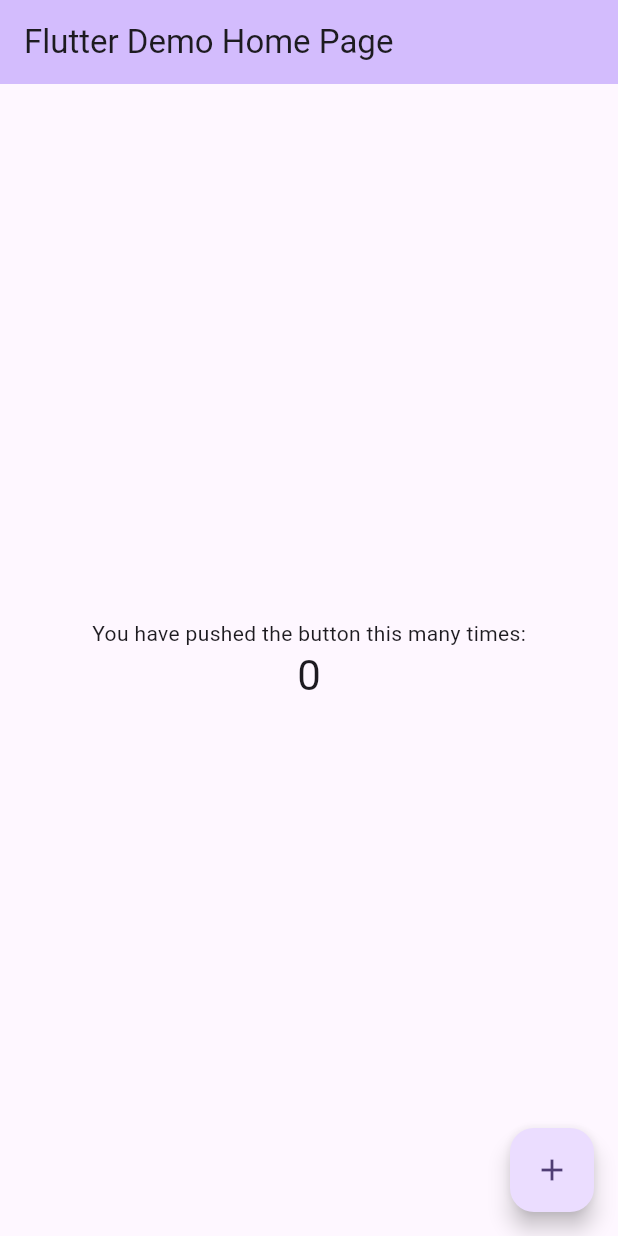
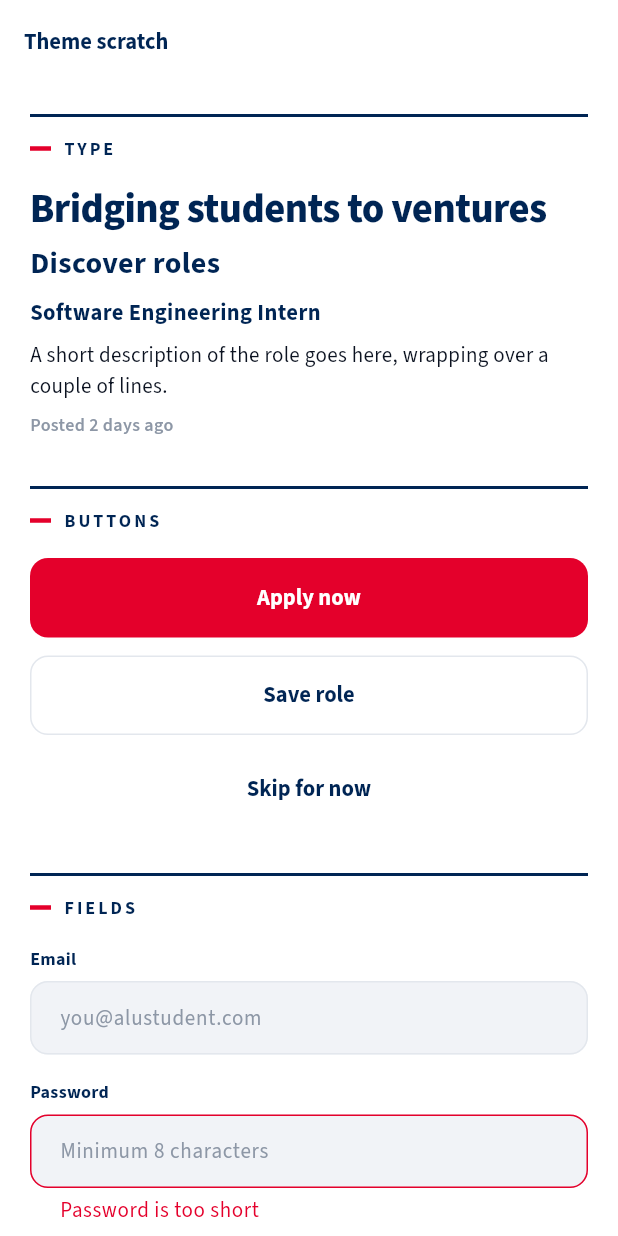
Before and after one commit to stevenalu/alu_bridge, a Flutter app: the screen it shows after launch, on a phone screen of 412 x 824 dp. Run offline on Flutter 3.47's test engine with Material 3 defaults, Android fonts, the light colour scheme and no system bars; our stand-ins replace google_fonts.

Commit message:
Add theme system and scratch page for design review

```diff
--- /dev/null
+++ b/alu_bridge/lib/core/theme/app_colors.dart
@@ -0,0 +1,22 @@
+import 'package:flutter/material.dart';
+
+abstract class AppColors {
+  static const navy = Color(0xFF002554);
+  static const navy700 = Color(0xFF123B70);
+  static const navy100 = Color(0xFFE7EDF4);
+  static const navy50 = Color(0xFFF4F7FB);
+
+  static const red = Color(0xFFE4002B);
+  static const red50 = Color(0xFFFDE9ED);
+
+  static const ink = Color(0xFF0B1220);
+  static const grey600 = Color(0xFF5A6577);
+  static const grey400 = Color(0xFF8D97A6);
+  static const grey200 = Color(0xFFE3E7ED);
+  static const grey100 = Color(0xFFF1F3F7);
+
+  static const ok = Color(0xFF127A45);
+  static const ok50 = Color(0xFFE6F4EC);
+  static const warn = Color(0xFF8A5A00);
+  static const warn50 = Color(0xFFFDF3E2);
+}
--- /dev/null
+++ b/alu_bridge/lib/core/theme/app_text_styles.dart
@@ -0,0 +1,67 @@
+import 'package:flutter/material.dart';
+import 'package:google_fonts/google_fonts.dart';
+
+import 'app_colors.dart';
+
+abstract class AppTextStyles {
+  static TextStyle get _base => GoogleFonts.sourceSans3();
+
+  static TextStyle eyebrow = _base.copyWith(
+    fontSize: 11,
+    fontWeight: FontWeight.w800,
+    letterSpacing: 1.5,
+    color: AppColors.red,
+  );
+
+  static TextStyle h1 = _base.copyWith(
+    fontSize: 27,
+    height: 1.15,
+    fontWeight: FontWeight.w800,
+    letterSpacing: -0.4,
+    color: AppColors.navy,
+  );
+
+  static TextStyle h2 = _base.copyWith(
+    fontSize: 20,
+    fontWeight: FontWeight.w700,
+    color: AppColors.navy,
+  );
+
+  static TextStyle h3 = _base.copyWith(
+    fontSize: 15,
+    fontWeight: FontWeight.w700,
+    color: AppColors.navy,
+  );
+
+  static TextStyle body = _base.copyWith(
+    fontSize: 14,
+    height: 1.5,
+    fontWeight: FontWeight.w400,
+    color: AppColors.ink,
+  );
+
+  static TextStyle sub = _base.copyWith(
+    fontSize: 14,
+    height: 1.5,
+    fontWeight: FontWeight.w400,
+    color: AppColors.grey600,
+  );
+
+  static TextStyle tiny = _base.copyWith(
+    fontSize: 12,
+    fontWeight: FontWeight.w600,
+    color: AppColors.grey400,
+  );
+
+  static TextStyle label = _base.copyWith(
+    fontSize: 12,
+    fontWeight: FontWeight.w700,
+    letterSpacing: 0.2,
+    color: AppColors.navy,
+  );
+
+  static TextStyle button = _base.copyWith(
+    fontSize: 15,
+    fontWeight: FontWeight.w700,
+  );
+}
--- /dev/null
+++ b/alu_bridge/lib/core/theme/app_theme.dart
@@ -0,0 +1,105 @@
+import 'package:flutter/material.dart';
+
+import 'app_colors.dart';
+import 'app_text_styles.dart';
+
+abstract class AppTheme {
+  static ThemeData get light {
+    return ThemeData(
+      useMaterial3: true,
+      scaffoldBackgroundColor: Colors.white,
+      colorScheme: ColorScheme.fromSeed(
+        seedColor: AppColors.navy,
+        primary: AppColors.navy,
+        secondary: AppColors.red,
+        error: AppColors.red,
+        surface: Colors.white,
+      ),
+      appBarTheme: AppBarTheme(
+        backgroundColor: Colors.white,
+        surfaceTintColor: Colors.white,
+        elevation: 0,
+        iconTheme: const IconThemeData(color: AppColors.navy),
+        titleTextStyle: AppTextStyles.h3,
+      ),
+      textTheme: TextTheme(
+        headlineMedium: AppTextStyles.h1,
+        headlineSmall: AppTextStyles.h2,
+        titleMedium: AppTextStyles.h3,
+        bodyMedium: AppTextStyles.body,
+        bodySmall: AppTextStyles.sub,
+        labelSmall: AppTextStyles.tiny,
+        labelLarge: AppTextStyles.label,
+      ),
+      elevatedButtonTheme: ElevatedButtonThemeData(
+        style: ElevatedButton.styleFrom(
+          backgroundColor: AppColors.red,
+          foregroundColor: Colors.white,
+          disabledBackgroundColor: AppColors.grey200,
+          disabledForegroundColor: AppColors.grey400,
+          textStyle: AppTextStyles.button,
+          padding: const EdgeInsets.symmetric(horizontal: 24, vertical: 16),
+          shape: RoundedRectangleBorder(
+            borderRadius: BorderRadius.circular(12),
+          ),
+          elevation: 0,
+        ),
+      ),
+      outlinedButtonTheme: OutlinedButtonThemeData(
+        style: OutlinedButton.styleFrom(
+          foregroundColor: AppColors.navy,
+          side: const BorderSide(color: AppColors.grey200),
+          textStyle: AppTextStyles.button,
+          padding: const EdgeInsets.symmetric(horizontal: 24, vertical: 16),
+          shape: RoundedRectangleBorder(
+            borderRadius: BorderRadius.circular(12),
+          ),
+        ),
+      ),
+      textButtonTheme: TextButtonThemeData(
+        style: TextButton.styleFrom(
+          foregroundColor: AppColors.navy,
+          textStyle: AppTextStyles.button,
+        ),
+      ),
+      inputDecorationTheme: InputDecorationTheme(
+        filled: true,
+        fillColor: AppColors.grey100,
+        hintStyle: AppTextStyles.body.copyWith(color: AppColors.grey400),
+        contentPadding: const EdgeInsets.symmetric(
+          horizontal: 16,
+          vertical: 14,
+        ),
+        border: OutlineInputBorder(
+          borderRadius: BorderRadius.circular(12),
+          borderSide: const BorderSide(color: AppColors.grey200),
+        ),
+        enabledBorder: OutlineInputBorder(
+          borderRadius: BorderRadius.circular(12),
+          borderSide: const BorderSide(color: AppColors.grey200),
+        ),
+        focusedBorder: OutlineInputBorder(
+          borderRadius: BorderRadius.circular(12),
+          borderSide: const BorderSide(color: AppColors.navy, width: 1.5),
+        ),
+        errorBorder: OutlineInputBorder(
+          borderRadius: BorderRadius.circular(12),
+          borderSide: const BorderSide(color: AppColors.red),
+        ),
+      ),
+      cardTheme: CardThemeData(
+        color: Colors.white,
+        elevation: 0,
+        shape: RoundedRectangleBorder(
+          borderRadius: BorderRadius.circular(18),
+          side: const BorderSide(color: AppColors.grey200),
+        ),
+      ),
+      dividerTheme: const DividerThemeData(
+        color: AppColors.grey200,
+        thickness: 1,
+        space: 1,
+      ),
+    );
+  }
+}
--- /dev/null
+++ b/alu_bridge/lib/core/theme/theme_scratch_page.dart
@@ -0,0 +1,119 @@
+import 'package:flutter/material.dart';
+
+import '../widgets/app_text_field.dart';
+import '../widgets/primary_button.dart';
+import '../widgets/section_divider.dart';
+import '../widgets/status_pill.dart';
+import '../widgets/verified_badge.dart';
+import 'app_colors.dart';
+import 'app_text_styles.dart';
+
+class ThemeScratchPage extends StatelessWidget {
+  const ThemeScratchPage({super.key});
+
+  @override
+  Widget build(BuildContext context) {
+    return Scaffold(
+      appBar: AppBar(title: const Text('Theme scratch')),
+      body: ListView(
+        padding: const EdgeInsets.all(20),
+        children: [
+          const SectionDivider(label: 'Type'),
+          const SizedBox(height: 16),
+          Text('Bridging students to ventures', style: AppTextStyles.h1),
+          const SizedBox(height: 6),
+          Text('Discover roles', style: AppTextStyles.h2),
+          const SizedBox(height: 6),
+          Text('Software Engineering Intern', style: AppTextStyles.h3),
+          const SizedBox(height: 6),
+          Text(
+            'A short description of the role goes here, wrapping over a couple of lines.',
+            style: AppTextStyles.body,
+          ),
+          const SizedBox(height: 6),
+          Text('Posted 2 days ago', style: AppTextStyles.tiny),
+          const SizedBox(height: 32),
+          const SectionDivider(label: 'Buttons'),
+          const SizedBox(height: 16),
+          PrimaryButton(label: 'Apply now', onPressed: () {}),
+          const SizedBox(height: 12),
+          OutlinedButton(onPressed: () {}, child: const Text('Save role')),
+          const SizedBox(height: 12),
+          TextButton(onPressed: () {}, child: const Text('Skip for now')),
+          const SizedBox(height: 32),
+          const SectionDivider(label: 'Fields'),
+          const SizedBox(height: 16),
+          const AppTextField(label: 'Email', hintText: 'you@alustudent.com'),
+          const SizedBox(height: 16),
+          const AppTextField(
+            label: 'Password',
+            hintText: 'Minimum 8 characters',
+            obscureText: true,
+            errorText: 'Password is too short',
+          ),
+          const SizedBox(height: 32),
+          const SectionDivider(label: 'Status'),
+          const SizedBox(height: 16),
+          const Wrap(
+            spacing: 10,
+            runSpacing: 10,
+            children: [
+              StatusPill(label: 'Submitted'),
+              StatusPill(label: 'Shortlisted', tone: PillTone.ok),
+              StatusPill(label: 'Pending review', tone: PillTone.warn),
+              StatusPill(label: 'Rejected', tone: PillTone.red),
+            ],
+          ),
+          const SizedBox(height: 16),
+          Row(
+            children: [
+              const VerifiedBadge(),
+              const SizedBox(width: 8),
+              Text('Verified venture', style: AppTextStyles.body),
+            ],
+          ),
+          const SizedBox(height: 32),
+          const SectionDivider(label: 'Card spine'),
+          const SizedBox(height: 16),
+          const _SpineCard(color: AppColors.red, title: 'Open role'),
+          const SizedBox(height: 12),
+          const _SpineCard(color: AppColors.navy, title: 'Saved role'),
+        ],
+      ),
+    );
+  }
+}
+
+class _SpineCard extends StatelessWidget {
+  const _SpineCard({required this.color, required this.title});
+
+  final Color color;
+  final String title;
+
+  @override
+  Widget build(BuildContext context) {
+    return ClipRRect(
+      borderRadius: BorderRadius.circular(18),
+      child: Container(
+        decoration: BoxDecoration(
+          color: Colors.white,
+          border: Border.all(color: AppColors.grey200),
+          borderRadius: BorderRadius.circular(18),
+        ),
+        child: IntrinsicHeight(
+          child: Row(
+            children: [
+              Container(width: 4, color: color),
+              Expanded(
+                child: Padding(
+                  padding: const EdgeInsets.all(16),
+                  child: Text(title, style: AppTextStyles.h3),
+                ),
+              ),
+            ],
+          ),
+        ),
+      ),
+    );
+  }
+}
--- /dev/null
+++ b/alu_bridge/lib/core/widgets/app_text_field.dart
@@ -0,0 +1,43 @@
+import 'package:flutter/material.dart';
+
+import '../theme/app_text_styles.dart';
+
+class AppTextField extends StatelessWidget {
+  const AppTextField({
+    required this.label,
+    this.controller,
+    this.hintText,
+    this.obscureText = false,
+    this.keyboardType,
+    this.errorText,
+    this.onChanged,
+    super.key,
+  });
+
+  final String label;
+  final TextEditingController? controller;
+  final String? hintText;
+  final bool obscureText;
+  final TextInputType? keyboardType;
+  final String? errorText;
+  final ValueChanged<String>? onChanged;
+
+  @override
+  Widget build(BuildContext context) {
+    return Column(
+      crossAxisAlignment: CrossAxisAlignment.start,
+      children: [
+        Text(label, style: AppTextStyles.label),
+        const SizedBox(height: 6),
+        TextField(
+          controller: controller,
+          obscureText: obscureText,
+          keyboardType: keyboardType,
+          onChanged: onChanged,
+          style: AppTextStyles.body,
+          decoration: InputDecoration(hintText: hintText, errorText: errorText),
+        ),
+      ],
+    );
+  }
+}
--- /dev/null
+++ b/alu_bridge/lib/core/widgets/primary_button.dart
@@ -0,0 +1,34 @@
+import 'package:flutter/material.dart';
+
+class PrimaryButton extends StatelessWidget {
+  const PrimaryButton({
+    required this.label,
+    required this.onPressed,
+    this.loading = false,
+    super.key,
+  });
+
+  final String label;
+  final VoidCallback? onPressed;
+  final bool loading;
+
+  @override
+  Widget build(BuildContext context) {
+    return SizedBox(
+      width: double.infinity,
+      child: ElevatedButton(
+        onPressed: loading ? null : onPressed,
+        child: loading
+            ? const SizedBox(
+                width: 20,
+                height: 20,
+                child: CircularProgressIndicator(
+                  strokeWidth: 2.5,
+                  color: Colors.white,
+                ),
+              )
+            : Text(label),
+      ),
+    );
+  }
+}
--- /dev/null
+++ b/alu_bridge/lib/core/widgets/section_divider.dart
@@ -0,0 +1,31 @@
+import 'package:flutter/material.dart';
+
+import '../theme/app_colors.dart';
+import '../theme/app_text_styles.dart';
+
+class SectionDivider extends StatelessWidget {
+  const SectionDivider({required this.label, super.key});
+
+  final String label;
+
+  @override
+  Widget build(BuildContext context) {
+    return Column(
+      crossAxisAlignment: CrossAxisAlignment.start,
+      children: [
+        Container(height: 2, color: AppColors.navy),
+        const SizedBox(height: 12),
+        Row(
+          children: [
+            Container(width: 14, height: 3, color: AppColors.red),
+            const SizedBox(width: 8),
+            Text(
+              label.toUpperCase(),
+              style: AppTextStyles.label.copyWith(letterSpacing: 2),
+            ),
+          ],
+        ),
+      ],
+    );
+  }
+}
--- /dev/null
+++ b/alu_bridge/lib/core/widgets/status_pill.dart
@@ -0,0 +1,29 @@
+import 'package:flutter/material.dart';
+
+import '../theme/app_colors.dart';
+import '../theme/app_text_styles.dart';
+
+enum PillTone { neutral, ok, warn, red }
+
+class StatusPill extends StatelessWidget {
+  const StatusPill({required this.label, this.tone = PillTone.neutral, super.key});
+
+  final String label;
+  final PillTone tone;
+
+  @override
+  Widget build(BuildContext context) {
+    final (Color bg, Color fg) = switch (tone) {
+      PillTone.ok => (AppColors.ok50, AppColors.ok),
+      PillTone.warn => (AppColors.warn50, AppColors.warn),
+      PillTone.red => (AppColors.red50, AppColors.red),
+      PillTone.neutral => (AppColors.grey100, AppColors.grey600),
+    };
+
+    return Container(
+      padding: const EdgeInsets.symmetric(horizontal: 10, vertical: 5),
+      decoration: BoxDecoration(color: bg, borderRadius: BorderRadius.circular(99)),
+      child: Text(label, style: AppTextStyles.tiny.copyWith(color: fg)),
+    );
+  }
+}
--- /dev/null
+++ b/alu_bridge/lib/core/widgets/verified_badge.dart
@@ -0,0 +1,19 @@
+import 'package:flutter/material.dart';
+
+import '../theme/app_colors.dart';
+
+class VerifiedBadge extends StatelessWidget {
+  const VerifiedBadge({this.size = 16, super.key});
+
+  final double size;
+
+  @override
+  Widget build(BuildContext context) {
+    return Container(
+      width: size,
+      height: size,
+      decoration: const BoxDecoration(color: AppColors.navy, shape: BoxShape.circle),
+      child: Icon(Icons.check, size: size * 0.65, color: Colors.white),
+    );
+  }
+}
--- a/alu_bridge/lib/main.dart
+++ b/alu_bridge/lib/main.dart
@@ -1,122 +1,22 @@
 import 'package:flutter/material.dart';
 
+import 'core/theme/app_theme.dart';
+import 'core/theme/theme_scratch_page.dart';
+
 void main() {
-  runApp(const MyApp());
+  runApp(const AluBridgeApp());
 }
 
-class MyApp extends StatelessWidget {
-  const MyApp({super.key});
+class AluBridgeApp extends StatelessWidget {
+  const AluBridgeApp({super.key});
 
-  // This widget is the root of your application.
   @override
   Widget build(BuildContext context) {
     return MaterialApp(
-      title: 'Flutter Demo',
-      theme: ThemeData(
-        // This is the theme of your application.
-        //
-        // TRY THIS: Try running your application with "flutter run". You'll see
-        // the application has a purple toolbar. Then, without quitting the app,
-        // try changing the seedColor in the colorScheme below to Colors.green
-        // and then invoke "hot reload" (save your changes or press the "hot
-        // reload" button in a Flutter-supported IDE, or press "r" if you used
-        // the command line to start the app).
-        //
-        // Notice that the counter didn't reset back to zero; the application
-        // state is not lost during the reload. To reset the state, use hot
-        // restart instead.
-        //
-        // This works for code too, not just values: Most code changes can be
-        // tested with just a hot reload.
-        colorScheme: .fromSeed(seedColor: Colors.deepPurple),
-      ),
-      home: const MyHomePage(title: 'Flutter Demo Home Page'),
+      title: 'ALU Bridge',
+      debugShowCheckedModeBanner: false,
+      theme: AppTheme.light,
+      home: const ThemeScratchPage(),
     );
   }
 }
-
-class MyHomePage extends StatefulWidget {
-  const MyHomePage({super.key, required this.title});
-
-  // This widget is the home page of your application. It is stateful, meaning
-  // that it has a State object (defined below) that contains fields that affect
-  // how it looks.
-
-  // This class is the configuration for the state. It holds the values (in this
-  // case the title) provided by the parent (in this case the App widget) and
-  // used by the build method of the State. Fields in a Widget subclass are
-  // always marked "final".
-
-  final String title;
-
-  @override
-  State<MyHomePage> createState() => _MyHomePageState();
-}
-
-class _MyHomePageState extends State<MyHomePage> {
-  int _counter = 0;
-
-  void _incrementCounter() {
-    setState(() {
-      // This call to setState tells the Flutter framework that something has
-      // changed in this State, which causes it to rerun the build method below
-      // so that the display can reflect the updated values. If we changed
-      // _counter without calling setState(), then the build method would not be
-      // called again, and so nothing would appear to happen.
-      _counter++;
-    });
-  }
-
-  @override
-  Widget build(BuildContext context) {
-    // This method is rerun every time setState is called, for instance as done
-    // by the _incrementCounter method above.
-    //
-    // The Flutter framework has been optimized to make rerunning build methods
-    // fast, so that you can just rebuild anything that needs updating rather
-    // than having to individually change instances of widgets.
-    return Scaffold(
-      appBar: AppBar(
-        // TRY THIS: Try changing the color here to a specific color (to
-        // Colors.amber, perhaps?) and trigger a hot reload to see the AppBar
-        // change color while the other colors stay the same.
-        backgroundColor: Theme.of(context).colorScheme.inversePrimary,
-        // Here we take the value from the MyHomePage object that was created by
-        // the App.build method, and use it to set our appbar title.
-        title: Text(widget.title),
-      ),
-      body: Center(
-        // Center is a layout widget. It takes a single child and positions it
-        // in the middle of the parent.
-        child: Column(
-          // Column is also a layout widget. It takes a list of children and
-          // arranges them vertically. By default, it sizes itself to fit its
-          // children horizontally, and tries to be as tall as its parent.
-          //
-          // Column has various properties to control how it sizes itself and
-          // how it positions its children. Here we use mainAxisAlignment to
-          // center the children vertically; the main axis here is the vertical
-          // axis because Columns are vertical (the cross axis would be
-          // horizontal).
-          //
-          // TRY THIS: Invoke "debug painting" (choose the "Toggle Debug Paint"
-          // action in the IDE, or press "p" in the console), to see the
-          // wireframe for each widget.
-          mainAxisAlignment: .center,
-          children: [
-            const Text('You have pushed the button this many times:'),
-            Text(
-              '$_counter',
-              style: Theme.of(context).textTheme.headlineMedium,
-            ),
-          ],
-        ),
-      ),
-      floatingActionButton: FloatingActionButton(
-        onPressed: _incrementCounter,
-        tooltip: 'Increment',
-        child: const Icon(Icons.add),
-      ),
-    );
-  }
-}
```
Also changed, not shown: 1 other file.
